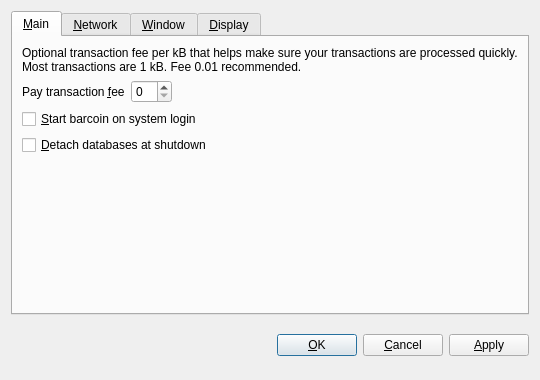
Old version of the form src/qt/forms/optionsdialog.ui in the repository sgcoin/sgcoin.
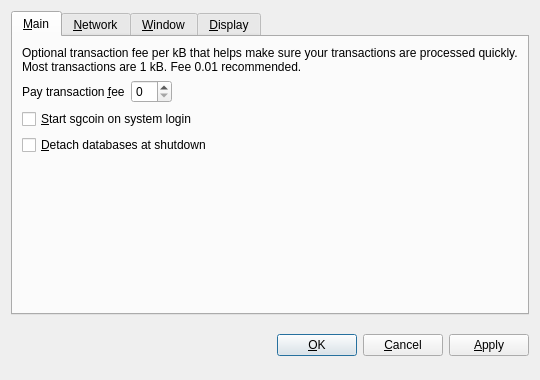
New version of the form. The open tabs and pages were chosen to show the change. Custom widgets are drawn as their Qt base class.

The edit to the form file:
```diff
--- a/src/qt/forms/optionsdialog.ui
+++ b/src/qt/forms/optionsdialog.ui
@@ -82,7 +82,7 @@
           <string>Automatically start barcoin after logging in to the system.</string>
          </property>
          <property name="text">
-          <string>&amp;Start barcoin on system login</string>
+          <string>&amp;Start sgcoin on system login</string>
          </property>
         </widget>
        </item>
```
Left out of the diff: 10 changed lines with no effect on the pictures.
